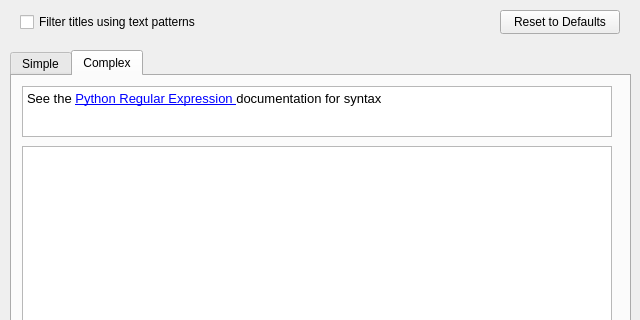
First picture: the form in nowplaying/resources/ui/filter.ui, repository whatsnowplaying/whats-now-playing, before the edit; both pictures show x 0 to 640 and y 0 to 320 of the 640 by 480 pixel window.
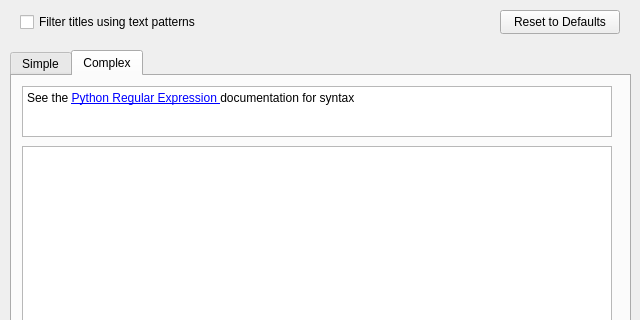
Second picture: the form after the edit. The open tabs and pages were chosen to show the change.

Commit message:
Fix Windows font scaling, hide unimplemented Kick commands, docs
* Remove hardcoded macOS font families and absolute pt sizes from
  all settings UI panels; Qt now inherits system font correctly on
  all platforms
* Fix About page title to use widget font property instead of
  inline HTML font-size
* Hide unimplemented command/permissions widgets in Kick Chat UI
* Add kickbot-settings.png and kickbot-chat.png to docs
* Update CHANGELOG: security fixes, SSL CA store, reliability
  improvements, arrow overlay, font scaling, Serato3 null-byte fix
* Remove basedpyright from requirements-dev.txt

Patch:
```diff
--- a/nowplaying/resources/ui/filter.ui
+++ b/nowplaying/resources/ui/filter.ui
@@ -247,8 +247,8 @@
       <string>&lt;!DOCTYPE HTML PUBLIC &quot;-//W3C//DTD HTML 4.0//EN&quot; &quot;http://www.w3.org/TR/REC-html40/strict.dtd&quot;&gt;
 &lt;html&gt;&lt;head&gt;&lt;meta name=&quot;qrichtext&quot; content=&quot;1&quot; /&gt;&lt;style type=&quot;text/css&quot;&gt;
 p, li { white-space: pre-wrap; }
-&lt;/style&gt;&lt;/head&gt;&lt;body style=&quot; font-family:'Sans'; font-size:10pt; font-weight:400; font-style:normal;&quot;&gt;
-&lt;p style=&quot; margin-top:0px; margin-bottom:0px; margin-left:0px; margin-right:0px; -qt-block-indent:0; text-indent:0px;&quot;&gt;See the &lt;a href=&quot;https://docs.python.org/3/howto/regex.html&quot;&gt;&lt;span style=&quot; text-decoration: underline; color:#0000ff;&quot;&gt;Python Regular Expression &lt;/span&gt;&lt;/a&gt;documentation for syntax&lt;/p&gt;&lt;/body&gt;&lt;/html&gt;</string>
+&lt;/style&gt;&lt;/head&gt;&lt;body&gt;
+&lt;p style=&quot;margin-top:0px; margin-bottom:0px; margin-left:0px; margin-right:0px; -qt-block-indent:0; text-indent:0px&quot;&gt;See the &lt;a href=&quot;https://docs.python.org/3/howto/regex.html&quot;&gt;&lt;span style=&quot;text-decoration: underline; color: #0000ff&quot;&gt;Python Regular Expression &lt;/span&gt;&lt;/a&gt;documentation for syntax&lt;/p&gt;&lt;/body&gt;&lt;/html&gt;</string>
      </property>
      <property name="openExternalLinks">
       <bool>true</bool>
```
The commit also changes 26 other files.
